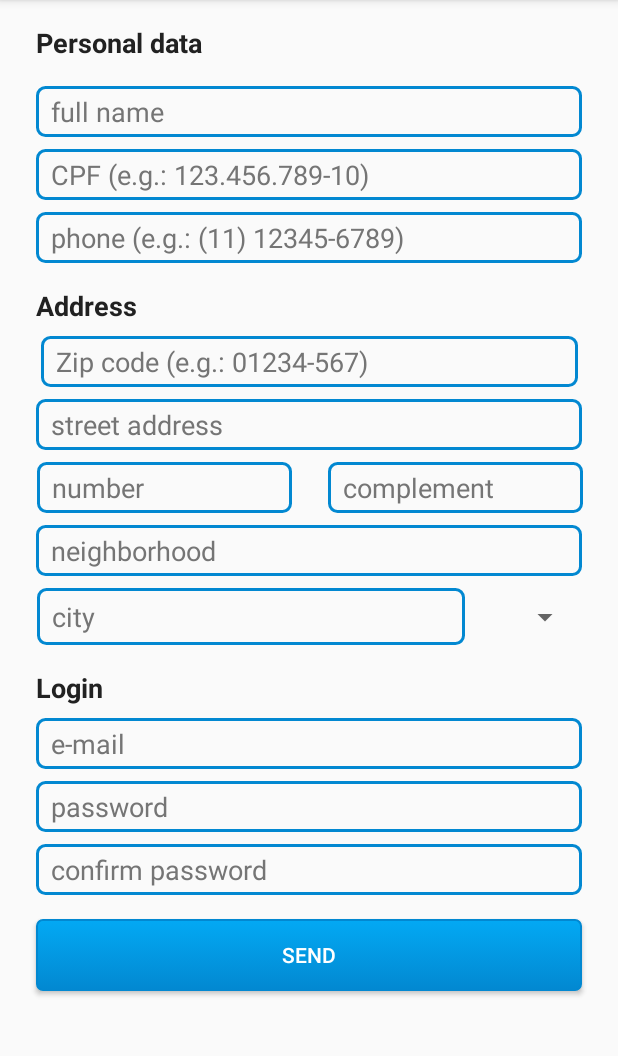
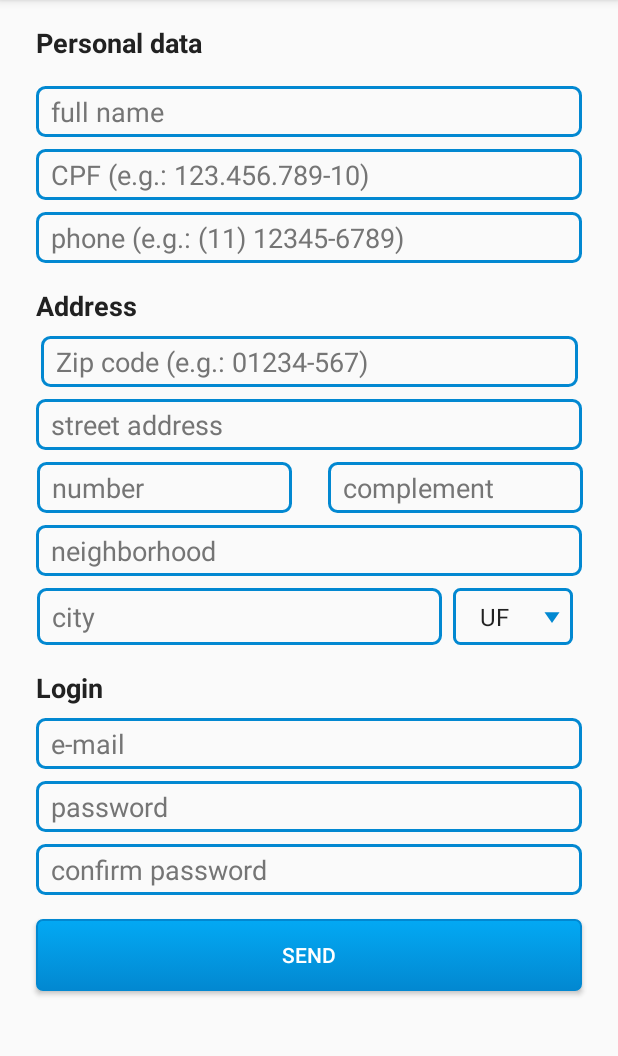
Before and after one commit to jjaviles2010/Clean, an Android app: the screen it shows after launch (SignUpActivity), after a tap on "BUTTON", on a phone screen of 412 x 824 dp, the part 84-1140 px from its top. Run offline under Robolectric (Android 15) with nearby library versions, the light colour scheme and no system bars.

Commit message:
Ajustes de layout do spinner da tela de cadastro.

```diff
--- a/app/src/main/java/com/fiap18Mob/clean/view/main/MainActivity.kt
+++ b/app/src/main/java/com/fiap18Mob/clean/view/main/MainActivity.kt
@@ -16,13 +16,12 @@ class MainActivity : AppCompatActivity() {
         super.onCreate(savedInstanceState)
         setContentView(R.layout.activity_main)
 
+        btnTest.setOnClickListener {
+            startActivity(Intent(this, SignUpActivity::class.java))
+        }
+
     }
 
-
-    fun showSignUp(view: View) {
-        val intent = Intent(this, SignUpActivity::class.java)
-        startActivity(intent)
-    }
 
     fun showAbout(view: View) {
         startActivity(Intent(this@MainActivity, AboutActivity::class.java))
--- a/app/src/main/java/com/fiap18Mob/clean/view/signup/SignUpActivity.kt
+++ b/app/src/main/java/com/fiap18Mob/clean/view/signup/SignUpActivity.kt
@@ -2,12 +2,30 @@ package com.fiap18Mob.clean.view.signup
 
 import androidx.appcompat.app.AppCompatActivity
 import android.os.Bundle
+import android.widget.ArrayAdapter
 import com.fiap18Mob.clean.R
+import kotlinx.android.synthetic.main.activity_sign_up.*
 
 class SignUpActivity : AppCompatActivity() {
 
     override fun onCreate(savedInstanceState: Bundle?) {
         super.onCreate(savedInstanceState)
         setContentView(R.layout.activity_sign_up)
+
+        populateSpinner()
+
+    }
+
+    private fun populateSpinner() {
+
+        val adapter = ArrayAdapter.createFromResource(
+            this,
+            R.array.statesList,
+            android.R.layout.simple_spinner_item
+        )
+
+        adapter.setDropDownViewResource(android.R.layout.simple_spinner_dropdown_item)
+
+        spStates.adapter = adapter
     }
 }
--- /dev/null
+++ b/app/src/main/res/drawable/custom_spinner.xml
@@ -0,0 +1,24 @@
+<?xml version="1.0" encoding="utf-8"?>
+<selector xmlns:android="http://schemas.android.com/apk/res/android">
+    <item>
+      <layer-list>
+          <item>
+              <shape>
+                  <stroke
+                      android:width="2dp"
+                      android:color="@color/colorPrimaryDark" />
+                  <corners
+                      android:radius="4dp" />
+                  <padding
+                      android:left="10dp"
+                      android:top="2dp"
+                      android:right="2dp"
+                      android:bottom="2dp" />
+              </shape>
+          </item>
+          <item android:drawable="@drawable/ic_arrow_drop_down_black_24dp"
+              android:gravity="right"
+              android:left="0dp"/>
+      </layer-list>
+    </item>
+</selector>
--- /dev/null
+++ b/app/src/main/res/drawable/ic_arrow_drop_down_black_24dp.xml
@@ -0,0 +1,5 @@
+<vector android:height="24dp" android:tint="#0288D1"
+    android:viewportHeight="24.0" android:viewportWidth="24.0"
+    android:width="24dp" xmlns:android="http://schemas.android.com/apk/res/android">
+    <path android:fillColor="#FF000000" android:pathData="M7,10l5,5 5,-5z"/>
+</vector>
--- a/app/src/main/res/layout/activity_sign_up.xml
+++ b/app/src/main/res/layout/activity_sign_up.xml
@@ -134,7 +134,7 @@
         <EditText
             android:id="@+id/etCity"
             style="@style/custom_edittext"
-        android:layout_width="285dp"
+            android:layout_width="270dp"
             android:layout_height="38dp"
             android:layout_marginTop="8dp"
             android:ems="10"
@@ -145,9 +145,9 @@
 
         <Spinner
             android:id="@+id/spStates"
-        android:layout_width="67dp"
-        android:layout_height="36dp"
-        android:layout_marginStart="8dp"
+            style="@style/custom_spinner"
+            android:layout_width="80dp"
+            android:layout_height="38dp"
             app:layout_constraintBottom_toBottomOf="@+id/etCity"
             app:layout_constraintEnd_toEndOf="@+id/etNeighborhood"
             app:layout_constraintStart_toEndOf="@+id/etCity"
--- /dev/null
+++ b/app/src/main/res/values/states.xml
@@ -0,0 +1,33 @@
+<?xml version="1.0" encoding="utf-8"?>
+<resources>
+    <string-array name="statesList">
+        <item>UF</item>
+        <item>AC</item>
+        <item>AL</item>
+        <item>AP</item>
+        <item>AM</item>
+        <item>BA</item>
+        <item>CE</item>
+        <item>DF</item>
+        <item>ES</item>
+        <item>GO</item>
+        <item>MA</item>
+        <item>MT</item>
+        <item>MS</item>
+        <item>MG</item>
+        <item>PA</item>
+        <item>PB</item>
+        <item>PR</item>
+        <item>PE</item>
+        <item>PI</item>
+        <item>RJ</item>
+        <item>RN</item>
+        <item>RS</item>
+        <item>RO</item>
+        <item>RR</item>
+        <item>SC</item>
+        <item>SP</item>
+        <item>SE</item>
+        <item>TO</item>
+    </string-array>
+</resources>
--- a/app/src/main/res/values/styles.xml
+++ b/app/src/main/res/values/styles.xml
@@ -49,4 +49,7 @@
         <item name="android:textSize">14sp</item>
     </style>
 
+    <style name="custom_spinner">
+        <item name="android:background">@drawable/custom_spinner</item>
+    </style>
 </resources>
```
Lines whose indentation alone changed are shown as unchanged.
